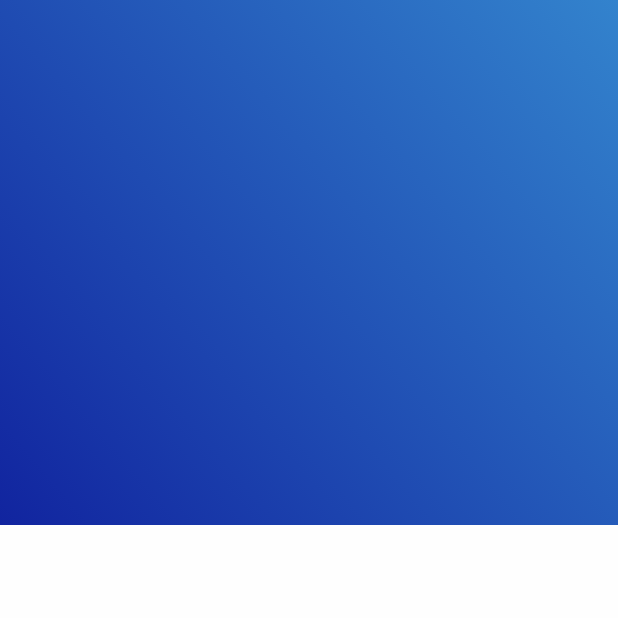
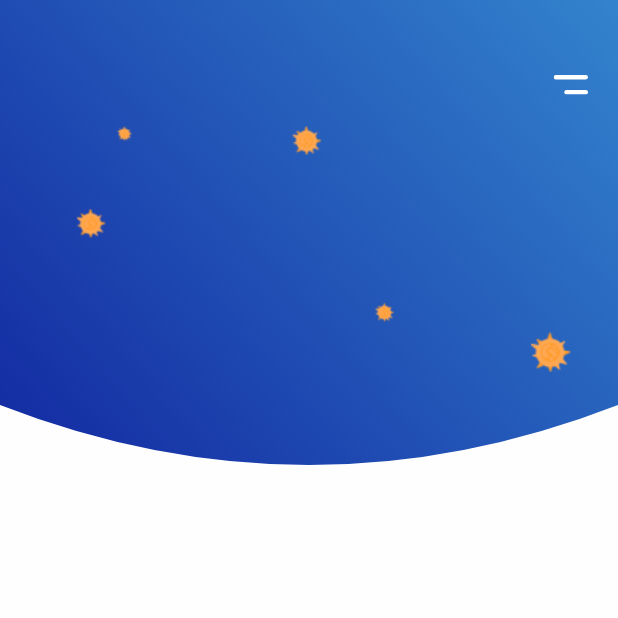
Before and after one commit to JasonSurendran/All-For-One, a Flutter app: the screen it shows after launch, on a phone screen of 412 x 824 dp, the top half of it. Run offline on Flutter 3.47's test engine with Material 2 defaults, Android fonts, the phone set to English and light mode, and no system bars; our stand-ins replace flutter_svg.

Commit message:
Setup icons and images

```diff
--- a/new_app/lib/main.dart
+++ b/new_app/lib/main.dart
@@ -1,6 +1,7 @@
 import 'package:flutter/material.dart';
 import 'package:flutter/rendering.dart';
 import 'package:new_app/constant.dart';
+import 'package:flutter_svg/flutter_svg.dart';
 
 void main() {
   runApp(MyApp());
@@ -31,7 +32,10 @@ class HomeScreen extends StatelessWidget {
     return Scaffold(
       body: Column(
         children: <Widget>[
-          Container(
+          ClipPath(
+            clipper: MyClipper(),
+            child: Container(
+              padding: EdgeInsets.only(left: 40, top:50, right:20),
               height: 350,
               width: double.infinity,
               decoration: BoxDecoration(
@@ -42,11 +46,49 @@ class HomeScreen extends StatelessWidget {
                     Color(0xFF3383CD),
                     Color(0xFF11249F),
                   ],
-              )
-            )
+                ),
+                image: DecorationImage(
+                  image:AssetImage(
+                    'assets/images/virus.png'
+                  ),
+                ),
+              ),
+              child: Column(
+                crossAxisAlignment: CrossAxisAlignment.start,
+                children: <Widget>[
+                  Align(
+                  alignment:
+                  Alignment.topRight,
+                  child:
+                  SvgPicture.asset(
+                  "assets/icons/menu.svg"
+                  ),
+                ),
+                ],
+              ),
+            ),
           )
         ],
       ),
     );
   }
 }
+
+class MyClipper extends CustomClipper<Path>{
+  @override
+  Path getClip(Size size) {
+    var path = Path();
+    path.lineTo(0, size.height - 80);
+    path.quadraticBezierTo(
+      size.width/2, size.height, size.width, size.height-80);
+    path.lineTo(size.width, 0);
+    path.close();
+    return path;
+    }
+
+    @override
+    bool shouldReclip(CustomClipper<Path> oldClipper) {
+      return false;
+  }
+
+}
--- a/new_app/pubspec.yaml
+++ b/new_app/pubspec.yaml
@@ -23,6 +23,7 @@ environment:
 dependencies:
   flutter:
     sdk: flutter
+  flutter_svg: ^0.17.4
 
 
   # The following adds the Cupertino Icons font to your application.
```
Also changed, not shown: new_app/assets/icons/Drcorona.svg (added), new_app/assets/icons/Intersection.svg (added), new_app/assets/icons/coronadr.svg (added), new_app/assets/icons/dropdown.svg (added), new_app/assets/icons/forward.svg (added), new_app/assets/icons/map.svg (added), new_app/assets/icons/maps-and-flags.svg (added), new_app/assets/icons/menu.svg (added), new_app/assets/icons/shape_small.svg (added), new_app/assets/images/caugh.png (added), new_app/assets/images/fever.png (added), new_app/assets/images/headache.png (added), new_app/assets/images/map.png (added), new_app/assets/images/virus.png (added), 3 more files. Lines whose indentation alone changed are shown as unchanged.
